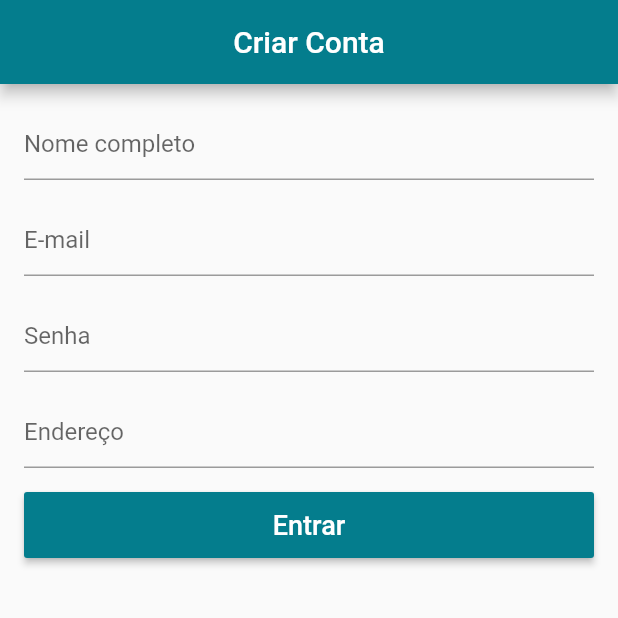
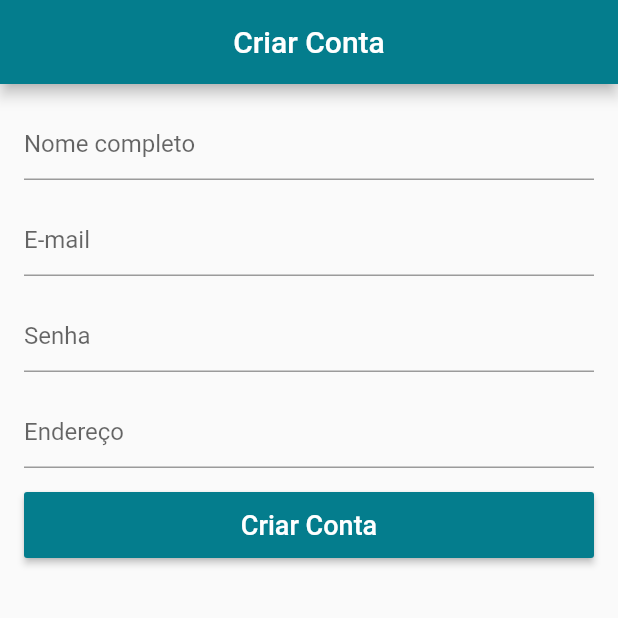
Before and after one commit to lucasfrederico/flutter-lojavirtual, a Flutter app: the SignUpScreen screen opened directly, on a phone screen of 412 x 824 dp, the top half of it. Run offline on Flutter 3.47's test engine with Material 2 defaults, Android fonts, the phone set to English and light mode, and no system bars; our stand-ins replace carousel_pro, cloud_firestore, firebase_auth, firebase_core, transparent_image; accounts and stored records are empty.

Commit message:
feat: criando um usuário

```diff
--- a/lib/screens/login_screen.dart
+++ b/lib/screens/login_screen.dart
@@ -82,7 +82,7 @@ class LoginScreen extends StatelessWidget {
                     height: 44.0,
                     child: RaisedButton(
                       child: Text(
-                        'Criar Conta',
+                        'Entrar',
                         style: TextStyle(
                           fontSize: 18.0,
                         ),
--- a/lib/screens/signup_screen.dart
+++ b/lib/screens/signup_screen.dart
@@ -1,8 +1,18 @@
 import 'package:flutter/material.dart';
+import 'package:flutter_lojavirtual/models/user_model.dart';
+import 'package:scoped_model/scoped_model.dart';
 
-class SignUpScreen extends StatelessWidget {
+class SignUpScreen extends StatefulWidget {
+  @override
+  _SignUpScreenState createState() => _SignUpScreenState();
+}
 
+class _SignUpScreenState extends State<SignUpScreen> {
   final _formKey = GlobalKey<FormState>();
+  final _nameController = TextEditingController();
+  final _emailController = TextEditingController();
+  final _passController = TextEditingController();
+  final _addressController = TextEditingController();
 
   @override
   Widget build(BuildContext context) {
@@ -11,12 +21,21 @@ class SignUpScreen extends StatelessWidget {
         title: Text('Criar Conta'),
         centerTitle: true,
       ),
-      body: Form(
+      body: ScopedModelDescendant<UserModel>(
+        builder: (context, child, model) {
+          if (model.isLoading) {
+            return Center(
+              child: CircularProgressIndicator(),
+            );
+          }
+
+          return Form(
             key: _formKey,
             child: ListView(
               padding: EdgeInsets.all(16.0),
               children: [
                 TextFormField(
+                  controller: _nameController,
                   decoration: InputDecoration(hintText: 'Nome completo'),
                   validator: (text) {
                     if (text.isEmpty) {
@@ -28,6 +47,7 @@ class SignUpScreen extends StatelessWidget {
                   height: 16.0,
                 ),
                 TextFormField(
+                  controller: _emailController,
                   decoration: InputDecoration(hintText: 'E-mail'),
                   keyboardType: TextInputType.emailAddress,
                   validator: (text) {
@@ -40,6 +60,7 @@ class SignUpScreen extends StatelessWidget {
                   height: 16.0,
                 ),
                 TextFormField(
+                  controller: _passController,
                   decoration: InputDecoration(hintText: 'Senha'),
                   obscureText: true,
                   validator: (text) {
@@ -52,6 +73,7 @@ class SignUpScreen extends StatelessWidget {
                   height: 16.0,
                 ),
                 TextFormField(
+                  controller: _addressController,
                   decoration: InputDecoration(hintText: 'Endereço'),
                   validator: (text) {
                     if (text.isEmpty) {
@@ -66,7 +88,7 @@ class SignUpScreen extends StatelessWidget {
                   height: 44.0,
                   child: RaisedButton(
                     child: Text(
-                  'Entrar',
+                      'Criar Conta',
                       style: TextStyle(
                         fontSize: 18.0,
                       ),
@@ -75,14 +97,33 @@ class SignUpScreen extends StatelessWidget {
                     color: Theme.of(context).primaryColor,
                     onPressed: () {
                       if (_formKey.currentState.validate()) {
+                        Map<String, dynamic> userData = {
+                          'name': _nameController.text,
+                          'email': _emailController.text,
+                          'address': _addressController.text
+                        };
 
+                        model.signUp(
+                          userData: userData,
+                          pass: _passController.text,
+                          onSuccess: _onSuccess,
+                          onFail: _onFail,
+                        );
                       }
                     },
                   ),
                 )
               ],
             ),
+          );
+        },
       ),
     );
   }
+
+  void _onSuccess() {
+
   }
+
+  void _onFail() {}
+}
```
Lines whose indentation alone changed are shown as unchanged.
